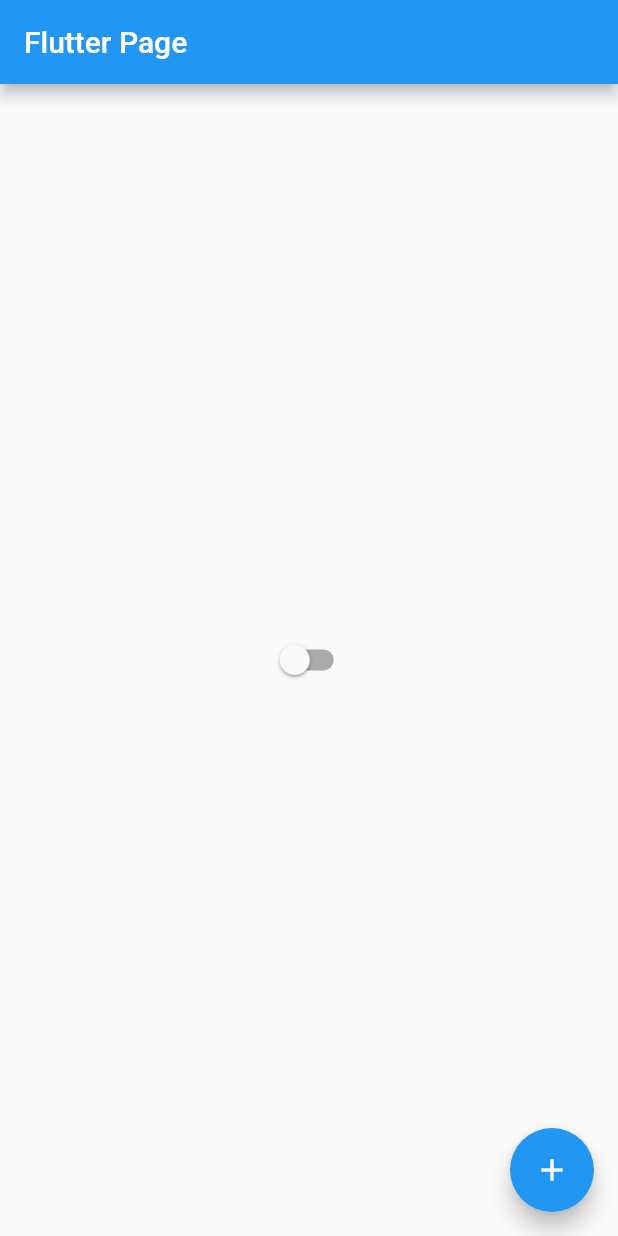
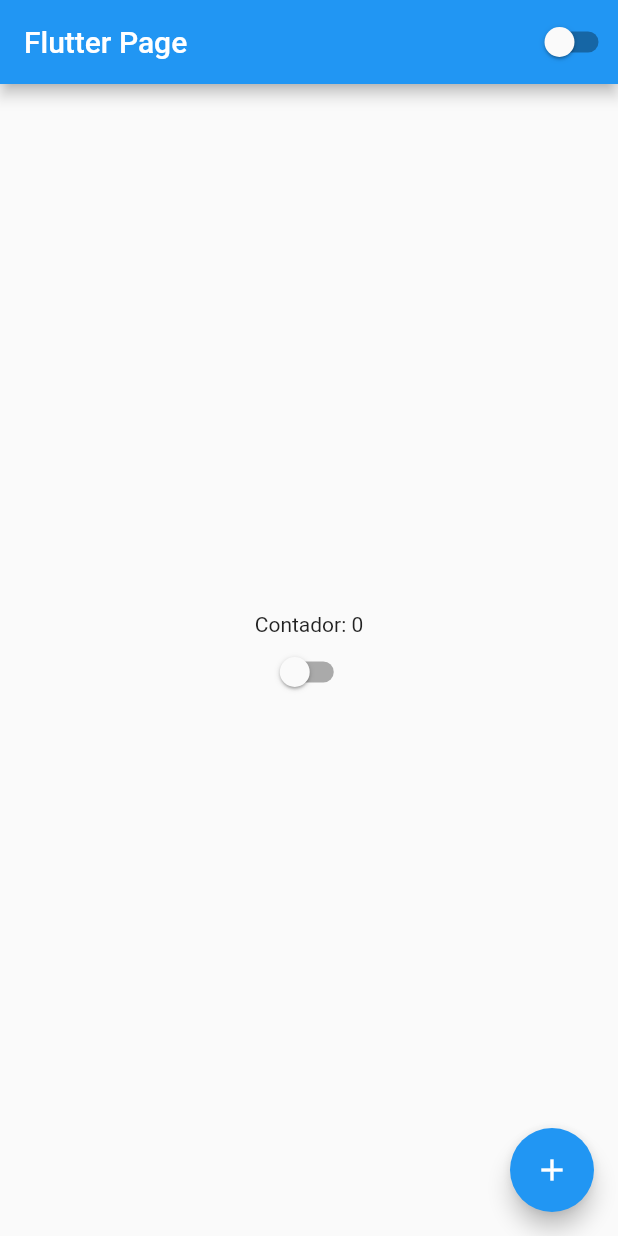
Before and after one commit to hacles100/TutorialCompletoFlutter, a Flutter app: the screen it shows after launch, on a phone screen of 412 x 824 dp. Run offline on Flutter 3.47's test engine with Material 2 defaults, Android fonts, the phone set to English and light mode, and no system bars.

Commit message:
Column done

```diff
--- a/first/lib/app_controller.dart
+++ b/first/lib/app_controller.dart
@@ -1,10 +1,12 @@
-import 'package:flutter/cupertino.dart';
+
+import 'package:flutter/material.dart';
 
 class AppControler extends ChangeNotifier{
 
   static AppControler instance = AppControler();
 
     bool isDartTheme = false;
+
     changeTheme(){
       isDartTheme = !isDartTheme;
       notifyListeners();
--- a/first/lib/app_widget.dart
+++ b/first/lib/app_widget.dart
@@ -11,6 +11,7 @@ class MyApp extends StatelessWidget {
     return AnimatedBuilder(
       animation: AppControler.instance,
       builder: (context, child){
+
         return MaterialApp(
          debugShowCheckedModeBanner: false,
           theme: ThemeData(
--- a/first/lib/home_page.dart
+++ b/first/lib/home_page.dart
@@ -1,4 +1,3 @@
-
 import 'package:first/app_controller.dart';
 import 'package:flutter/material.dart';
 
@@ -10,7 +9,6 @@ class HomePage extends StatefulWidget {
 }
 
 class _HomePageState extends State<HomePage> {
-
   int counter = 0;
 
   @override
@@ -18,22 +16,43 @@ class _HomePageState extends State<HomePage> {
     return Scaffold(
       appBar: AppBar(
         title: const Text('Flutter Page'),
+        actions: const [
+          CustomSwicther(),
+        ],
       ),
-      body: Center(
-        child: Switch(
-          value: AppControler.instance.isDartTheme,
-          onChanged: ((value) {
-           AppControler.instance.changeTheme();
-        })),
+      body: Container(
+        width: double.infinity,
+        height: double.infinity,
+        child: Column(
+          mainAxisAlignment: MainAxisAlignment.center,
+          children: [
+            Text('Contador: $counter'),
+            const CustomSwicther(),
+          ],
+        ),
       ),
-       floatingActionButton: FloatingActionButton(
+      floatingActionButton: FloatingActionButton(
         child: const Icon(Icons.add),
         onPressed: () {
-        setState(() {
-               counter++;
-            });
-         print('$counter');
-      },),
+          setState(() {
+            counter++;
+          });
+        },
+      ),
     );
   }
 }
+
+// Swicth Widget
+class CustomSwicther extends StatelessWidget {
+  const CustomSwicther({super.key});
+
+  @override
+  Widget build(BuildContext context) {
+    return Switch(
+        value: AppControler.instance.isDartTheme,
+        onChanged: (value) {
+          AppControler.instance.changeTheme();
+        });
+  }
+}
```
Lines whose indentation alone changed are shown as unchanged.
